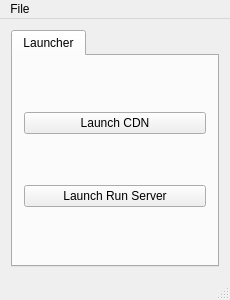
First picture: the form in server_side/coderudite_ronin/mainwindow.ui, repository pPanda-beta/Coderudite, before the edit.
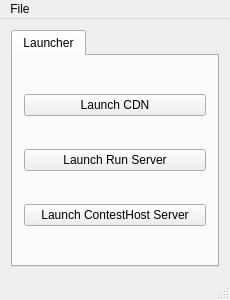
Second picture: the form after the edit.

Commit message: [Palash] Adds view for CHost server

```diff
--- a/server_side/coderudite_ronin/mainwindow.ui
+++ b/server_side/coderudite_ronin/mainwindow.ui
@@ -39,6 +39,13 @@
           </property>
          </widget>
         </item>
+        <item>
+         <widget class="QPushButton" name="lnchCHostSrv">
+          <property name="text">
+           <string>Launch ContestHost Server</string>
+          </property>
+         </widget>
+        </item>
        </layout>
       </widget>
      </widget>
```
Left out of the diff: 2 changed lines with no effect on the pictures. The commit also changes 6 other files.
